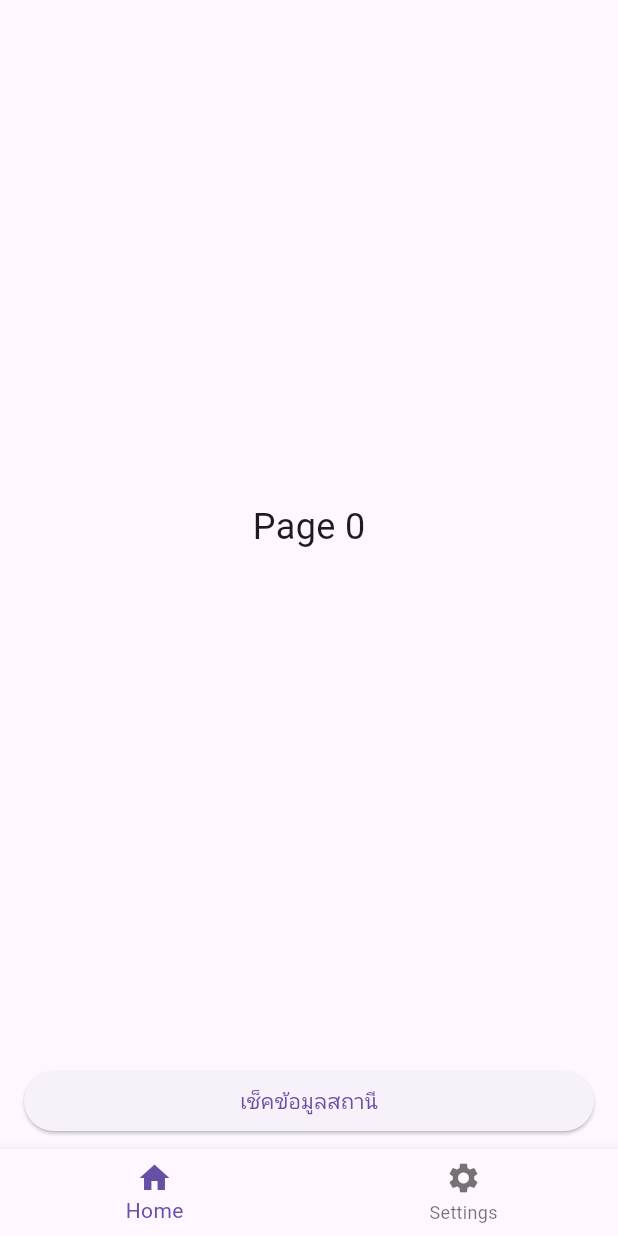
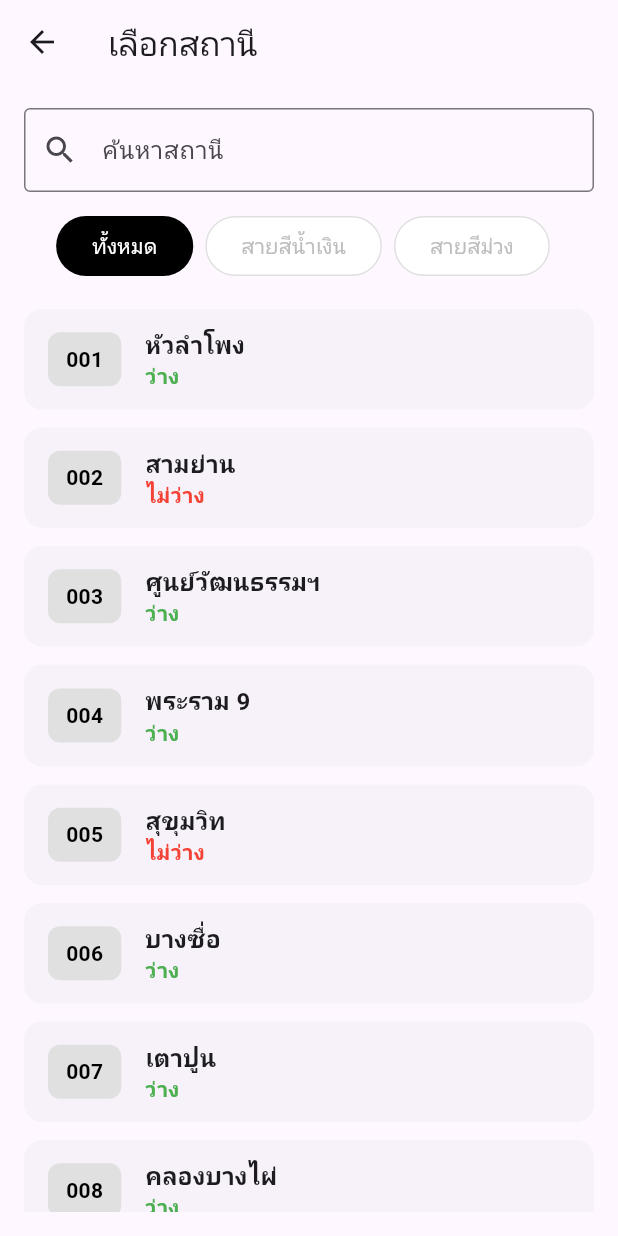
Before and after one commit to terng1940/parking_app1, a Flutter app: the HomepageScreen screen opened directly, after a tap on "เช็คข้อมูลสถานี", on a phone screen of 412 x 824 dp. Run offline on Flutter 3.47's test engine with Material 3 defaults, Android fonts, the light colour scheme and no system bars; our stand-ins replace modal_bottom_sheet, shared_preferences; accounts and stored records are empty.

Commit message:
add select station page

```diff
--- /dev/null
+++ b/lib/drawer/station_detail_sheet.dart
@@ -0,0 +1,43 @@
+import 'package:flutter/material.dart';
+import '../utils/mock_data.dart';
+
+class StationDetailSheet extends StatelessWidget {
+  final Station station;
+
+  const StationDetailSheet({super.key, required this.station});
+
+  @override
+  Widget build(BuildContext context) {
+    return SafeArea(
+      child: Container(
+        padding: const EdgeInsets.all(16),
+        height: 250,
+        child: Column(
+          crossAxisAlignment: CrossAxisAlignment.start,
+          children: [
+            Text(
+              station.name,
+              style: const TextStyle(fontSize: 24, fontWeight: FontWeight.bold),
+            ),
+            const SizedBox(height: 12),
+            Text("สาย: ${station.line}"),
+            Text(station.hasParking
+                ? "ที่จอดว่าง: ${station.availableSlots} ช่อง"
+                : "ไม่มีที่จอด"),
+            const SizedBox(height: 20),
+            Expanded(
+              child: Center(
+                child: Container(
+                  width: double.infinity,
+                  height: 150,
+                  color: Colors.grey[300],
+                  child: const Center(child: Text("Map / Location Placeholder")),
+                ),
+              ),
+            ),
+          ],
+        ),
+      ),
+    );
+  }
+}
--- a/lib/screens/homepage_screen.dart
+++ b/lib/screens/homepage_screen.dart
@@ -1,4 +1,5 @@
 import 'package:flutter/material.dart';
+import 'select_station_screen.dart';
 
 class HomepageScreen extends StatefulWidget {
   const HomepageScreen({super.key});
@@ -30,7 +31,14 @@ class _HomepageScreenState extends State<HomepageScreen> {
               children: [
                 Expanded(
                   child: ElevatedButton(
-                    onPressed: () {},
+                    onPressed: () {
+                      Navigator.push(
+                        context,
+                        MaterialPageRoute(
+                          builder: (_) => const SelectStationScreen(),
+                        ),
+                      );
+                    },
                     child: Text("เช็คข้อมูลสถานี"),
                   ),
                 ),
@@ -41,13 +49,16 @@ class _HomepageScreenState extends State<HomepageScreen> {
       ),
 
       bottomNavigationBar: BottomNavigationBar(
-       currentIndex: _selectedIndex,
+        currentIndex: _selectedIndex,
         onTap: (index) {
           setState(() => _selectedIndex = index);
         },
         items: const [
           BottomNavigationBarItem(icon: Icon(Icons.home), label: "Home"),
-          BottomNavigationBarItem(icon: Icon(Icons.settings), label: "Settings"),
+          BottomNavigationBarItem(
+            icon: Icon(Icons.settings),
+            label: "Settings",
+          ),
         ],
       ),
     );
--- /dev/null
+++ b/lib/screens/select_station_screen.dart
@@ -0,0 +1,214 @@
+import 'package:flutter/material.dart';
+import 'package:modal_bottom_sheet/modal_bottom_sheet.dart';
+import '../drawer/station_detail_sheet.dart';
+import '../utils/mock_data.dart';
+
+class SelectStationScreen extends StatefulWidget {
+  const SelectStationScreen({super.key});
+
+  @override
+  State<SelectStationScreen> createState() => _SelectStationScreenState();
+}
+
+class _SelectStationScreenState extends State<SelectStationScreen> {
+  String searchText = '';
+  String filterColor = 'all';
+  Station? activeStation;
+  String? activeStationNo;
+
+  @override
+  Widget build(BuildContext context) {
+    List<Station> filtered = MockStationData.stations.where((station) {
+      bool matchFilter = filterColor == 'all' || station.line == filterColor;
+      bool matchSearch = station.name.toLowerCase().contains(
+        searchText.toLowerCase(),
+      );
+      return matchFilter && matchSearch;
+    }).toList();
+
+    return Scaffold(
+      appBar: AppBar(title: const Text("เลือกสถานี")),
+      body: Padding(
+        padding: const EdgeInsets.all(16.0),
+        child: Column(
+          children: [
+            TextField(
+              decoration: const InputDecoration(
+                labelText: 'ค้นหาสถานี',
+                border: OutlineInputBorder(),
+                prefixIcon: Icon(Icons.search),
+              ),
+              onChanged: (val) {
+                setState(() {
+                  searchText = val;
+                });
+              },
+            ),
+            const SizedBox(height: 12),
+            SingleChildScrollView(
+              scrollDirection: Axis.horizontal,
+              child: Row(
+                mainAxisAlignment: MainAxisAlignment.spaceEvenly,
+                children: [
+                  OutlinedButton(
+                    style: ButtonStyle(
+                      backgroundColor: MaterialStateProperty.all(
+                        filterColor == 'all' ? Colors.black : Colors.white,
+                      ),
+                      foregroundColor: MaterialStateProperty.all(
+                        filterColor == 'all' ? Colors.white : Colors.grey[400],
+                      ),
+                      side: MaterialStateProperty.all(
+                        filterColor == 'all'
+                            ? BorderSide.none
+                            : BorderSide(color: Colors.grey.shade300),
+                      ),
+                    ),
+                    onPressed: () => setState(() => filterColor = 'all'),
+                    child: const Text('ทั้งหมด'),
+                  ),
+                  const SizedBox(width: 8),
+                  OutlinedButton(
+                    style: ButtonStyle(
+                      backgroundColor: MaterialStateProperty.all(
+                        filterColor == 'blue'
+                            ? const Color(0xFF0E215A)
+                            : Colors.white,
+                      ),
+                      foregroundColor: MaterialStateProperty.all(
+                        filterColor == 'blue' ? Colors.white : Colors.grey[400],
+                      ),
+                      side: MaterialStateProperty.all(
+                        filterColor == 'blue'
+                            ? BorderSide.none
+                            : BorderSide(color: Colors.grey.shade300),
+                      ),
+                    ),
+                    onPressed: () => setState(() => filterColor = 'blue'),
+                    child: const Text('สายสีน้ำเงิน'),
+                  ),
+                  const SizedBox(width: 8),
+                  OutlinedButton(
+                    style: ButtonStyle(
+                      backgroundColor: MaterialStateProperty.all(
+                        filterColor == 'purple'
+                            ? Color(0xFF6A2E6E)
+                            : Colors.white,
+                      ),
+                      foregroundColor: MaterialStateProperty.all(
+                        filterColor == 'purple'
+                            ? Colors.white
+                            : Colors.grey[400],
+                      ),
+                      side: MaterialStateProperty.all(
+                        filterColor == 'purple'
+                            ? BorderSide.none
+                            : BorderSide(color: Colors.grey.shade300),
+                      ),
+                    ),
+                    onPressed: () => setState(() => filterColor = 'purple'),
+                    child: const Text('สายสีม่วง'),
+                  ),
+                  const SizedBox(width: 8),
+                ],
+              ),
+            ),
+            const SizedBox(height: 12),
+            Expanded(
+              child: ListView.builder(
+                itemCount: filtered.length,
+                itemBuilder: (context, index) {
+                  final station = filtered[index];
+                  bool isActive = activeStation == station;
+
+                  return InkWell(
+                    onTap: () {
+                      setState(() {
+                        if (isActive) {
+                          activeStation = null;
+                        } else {
+                          activeStation = station;
+                        }
+                      });
+
+                      if (!isActive) {
+                        showMaterialModalBottomSheet(
+                          context: context,
+                          builder: (context) =>
+                              StationDetailSheet(station: station),
+                        ).then((_) {
+                          setState(() {
+                            activeStation = null;
+                          });
+                        });
+                      }
+                    },
+                    child: Card(
+                      elevation: 0,
+                      margin: const EdgeInsets.symmetric(vertical: 6),
+                      child: Padding(
+                        padding: const EdgeInsets.symmetric(
+                          vertical: 12,
+                          horizontal: 16,
+                        ),
+                        child: Row(
+                          children: [
+                            Container(
+                              padding: const EdgeInsets.symmetric(
+                                horizontal: 12,
+                                vertical: 8,
+                              ),
+                              decoration: BoxDecoration(
+                                color: isActive
+                                    ? const Color(0xFF0E215A)
+                                    : Colors.grey[300],
+                                borderRadius: BorderRadius.circular(8),
+                              ),
+                              child: Text(
+                                station.no,
+                                style: TextStyle(
+                                  color: isActive ? Colors.white : Colors.black,
+                                  fontWeight: FontWeight.bold,
+                                ),
+                              ),
+                            ),
+                            const SizedBox(width: 16),
+                            Expanded(
+                              child: Column(
+                                crossAxisAlignment: CrossAxisAlignment.start,
+                                children: [
+                                  Text(
+                                    station.name,
+                                    style: const TextStyle(
+                                      fontSize: 16,
+                                      fontWeight: FontWeight.w600,
+                                    ),
+                                  ),
+                                  Text(
+                                    station.hasParking
+                                        ? "ว่าง"
+                                        : "ไม่ว่าง",
+                                    style: TextStyle(
+                                      color: station.hasParking
+                                          ? Colors.green
+                                          : Colors.red,
+                                      fontWeight: FontWeight.bold,
+                                    ),
+                                  ),
+                                ],
+                              ),
+                            ),
+                          ],
+                        ),
+                      ),
+                    ),
+                  );
+                },
+              ),
+            ),
+          ],
+        ),
+      ),
+    );
+  }
+}
--- a/lib/screens/select_vehicle_screen.dart
+++ b/lib/screens/select_vehicle_screen.dart
@@ -1,10 +1,11 @@
 import 'package:flutter/material.dart';
+import 'homepage_screen.dart';
 
 class SelectVehicleScreen extends StatelessWidget {
   SelectVehicleScreen({super.key});
 
   final List<Map<String, dynamic>> vehicles = [
-    {"name": "รถเก๋งธรรมดา", "icon": Icons.directions_car},
+    {"name": "รถเก๋ง", "icon": Icons.directions_car},
     {"name": "มอเตอร์ไซค์", "icon": Icons.motorcycle},
     {"name": "รถตู้", "icon": Icons.airport_shuttle},
     {"name": "รถบัส", "icon": Icons.directions_bus},
@@ -13,44 +14,42 @@ class SelectVehicleScreen extends StatelessWidget {
   @override
   Widget build(BuildContext context) {
     return Scaffold(
-      appBar: AppBar(title: Text("เลือกประเภทรถ")),
+      appBar: AppBar(title: const Text("เลือกประเภทรถ")),
       body: Padding(
         padding: const EdgeInsets.all(16.0),
         child: GridView.builder(
-          gridDelegate: SliverGridDelegateWithFixedCrossAxisCount(
+          gridDelegate: const SliverGridDelegateWithFixedCrossAxisCount(
             crossAxisCount: 2,
-            childAspectRatio: 1.2,
+            mainAxisSpacing: 16,
             crossAxisSpacing: 16,
-            mainAxisSpacing: 16,
+            childAspectRatio: 1,
           ),
           itemCount: vehicles.length,
           itemBuilder: (context, index) {
             final vehicle = vehicles[index];
-            return GestureDetector(
-              onTap: () {
-                // บันทึกค่าที่เลือก (ตอนนี้เก็บชั่วคราวก่อน)
-                print("เลือก: ${vehicle['name']}");
-                Navigator.pushReplacementNamed(context, '/home');
-              },
-              child: Card(
+            return ElevatedButton(
+              style: ElevatedButton.styleFrom(
+                padding: const EdgeInsets.all(12),
                 shape: RoundedRectangleBorder(
                   borderRadius: BorderRadius.circular(16),
                 ),
-                elevation: 4,
+              ),
+              onPressed: () {
+                Navigator.pushReplacement(
+                  context,
+                  MaterialPageRoute(builder: (_) => const HomepageScreen()),
+                );
+              },
               child: Column(
                 mainAxisAlignment: MainAxisAlignment.center,
                 children: [
-                    Icon(vehicle['icon'], size: 50, color: Colors.blue),
-                    SizedBox(height: 10),
+                  Icon(vehicle["icon"], size: 48),
+                  const SizedBox(height: 12),
                   Text(
-                      vehicle['name'],
-                      style: TextStyle(
-                        fontSize: 16,
-                        fontWeight: FontWeight.bold,
-                      ),
+                    vehicle["name"],
+                    style: const TextStyle(fontSize: 18),
                   ),
                 ],
-                ),
               ),
             );
           },
--- a/lib/utils/mock_data.dart
+++ b/lib/utils/mock_data.dart
@@ -11,6 +11,97 @@ class MockData {
       "idCard": "9876543210987",
       "phone": "0819876543",
       "password": "abcdef",
-    }
+    },
   ];
 }
+
+class Station {
+  final String no;
+  final String name;
+  final String line;
+  final bool hasParking;
+  final int availableSlots;
+
+  Station({
+    required this.no,
+    required this.name,
+    required this.line,
+    required this.hasParking,
+    required this.availableSlots,
+  });
+}
+
+class MockStationData {
+  static final List<Station> stations = [
+    Station(
+      no: "001",
+      name: "หัวลำโพง",
+      line: "blue",
+      hasParking: true,
+      availableSlots: 25,
+    ),
+    Station(
+      no: "002",
+      name: "สามย่าน",
+      line: "blue",
+      hasParking: false,
+      availableSlots: 0,
+    ),
+    Station(
+      no: "003",
+      name: "ศูนย์วัฒนธรรมฯ",
+      line: "blue",
+      hasParking: true,
+      availableSlots: 12,
+    ),
+    Station(
+      no: "004",
+      name: "พระราม 9",
+      line: "blue",
+      hasParking: true,
+      availableSlots: 40,
+    ),
+    Station(
+      no: "005",
+      name: "สุขุมวิท",
+      line: "blue",
+      hasParking: false,
+      availableSlots: 0,
+    ),
+    Station(
+      no: "006",
+      name: "บางซื่อ",
+      line: "blue",
+      hasParking: true,
+      availableSlots: 8,
+    ),
+    Station(
+      no: "007",
+      name: "เตาปูน",
+      line: "blue",
+      hasParking: true,
+      availableSlots: 18,
+    ),
+    Station(
+      no: "008",
+      name: "คลองบางไผ่",
+      line: "purple",
+      hasParking: true,
+      availableSlots: 30,
+    ),
+    Station(
+      no: "009",
+      name: "บางใหญ่",
+      line: "purple",
+      hasParking: true,
+      availableSlots: 15,
+    ),
+    Station(
+      no: "010",
+      name: "บางพลู",
+      line: "purple",
+      hasParking: false,
+      availableSlots: 0,
+    ),
+  ];
+}
--- a/pubspec.yaml
+++ b/pubspec.yaml
@@ -9,6 +9,7 @@ environment:
 dependencies:
   flutter:
     sdk: flutter
+  modal_bottom_sheet: ^3.0.0
   shared_preferences: ^2.5.3
 
 dev_dependencies:
```
Also changed, not shown: pubspec.lock. Lines whose indentation alone changed are shown as unchanged.
